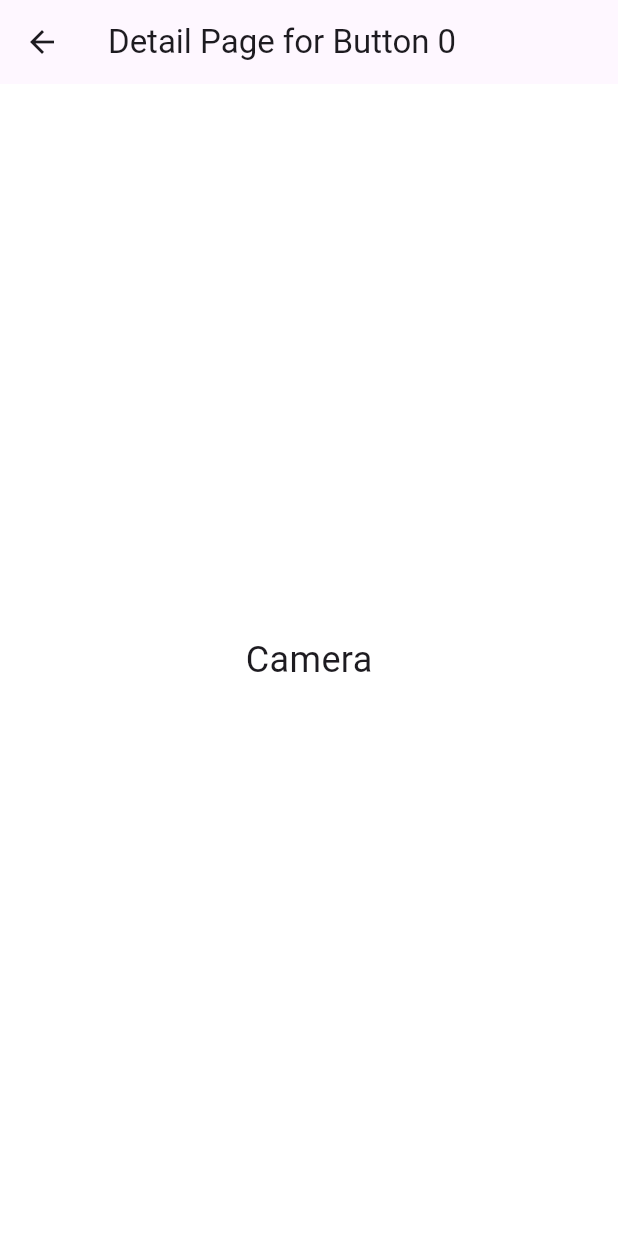
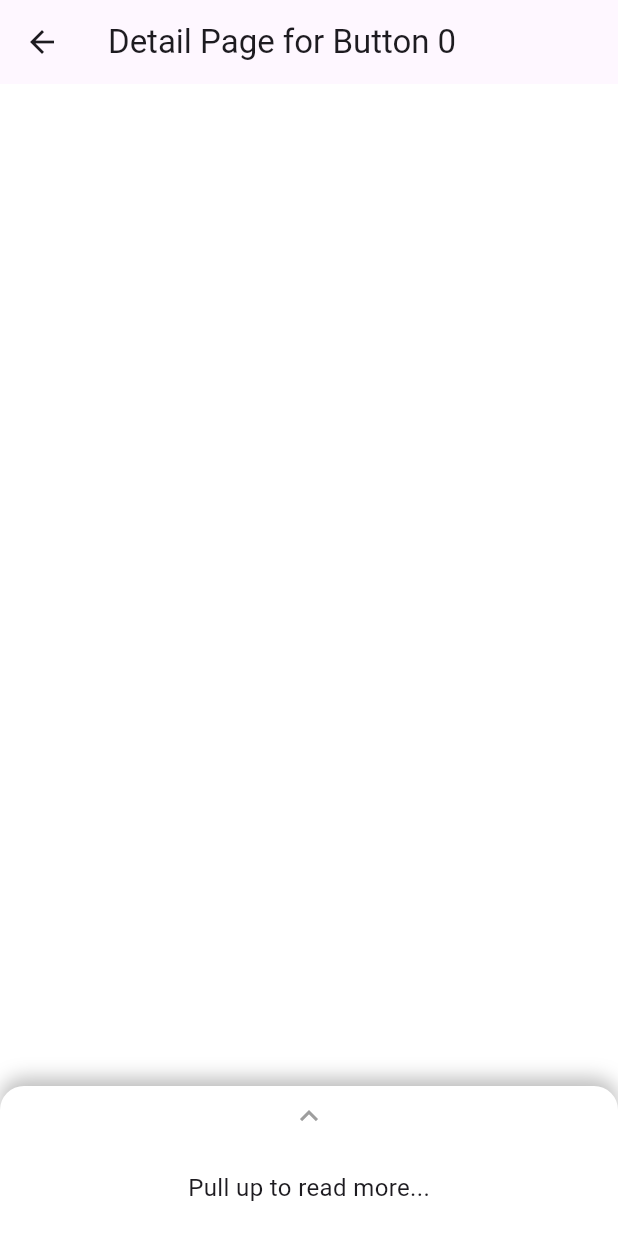
Before and after one commit to Thomas-More-Digital-Innovation/2324-ITF-001-AR-rondleiding, a Flutter app: the CameraPage screen opened directly, on a phone screen of 412 x 824 dp. Run offline on Flutter 3.47's test engine with Material 3 defaults, Android fonts, the phone set to English and light mode, and no system bars.

Commit message:
draggable text vak

```diff
--- a/code/lib/components/BottomNavigationHome.dart
+++ b/code/lib/components/BottomNavigationHome.dart
@@ -2,7 +2,7 @@ import 'package:flutter/material.dart';
 
 import '../screens/CameraPage.dart';
 
-class CustomCameraOverlay extends StatelessWidget {
+class Bottomnavigationhome extends StatelessWidget {
   @override
   Widget build(BuildContext context) {
     return Container(
--- /dev/null
+++ b/code/lib/components/BottomTextTool.dart
@@ -0,0 +1,118 @@
+import 'package:flutter/material.dart';
+
+class BottomTextTool extends StatefulWidget {
+  const BottomTextTool({super.key});
+
+  @override
+  _BottomTextToolState createState() => _BottomTextToolState();
+}
+
+class _BottomTextToolState extends State<BottomTextTool>
+    with SingleTickerProviderStateMixin {
+  double _height = 100.0; // Initial height
+  double _maxHeight = 400.0; // Maximum height when fully pulled up
+  bool _isExpanded = false;
+  late AnimationController _controller;
+  late Animation<double> _animation;
+
+  final String _fullText =
+      "This is the full content that will be displayed when the card is fully pulled up. "
+      "You can add as much text here as you want. If the text exceeds the max height, "
+      "it will be scrollable.";
+
+  @override
+  void initState() {
+    super.initState();
+    _controller = AnimationController(
+      vsync: this,
+      duration: const Duration(milliseconds: 300),
+    );
+    _animation = Tween<double>(begin: _height, end: _maxHeight).animate(_controller)
+      ..addListener(() {
+        setState(() {
+          _height = _animation.value;
+        });
+      });
+  }
+
+  void _toggleExpansion() {
+    if (_isExpanded) {
+      _controller.reverse();
+    } else {
+      _controller.forward();
+    }
+    setState(() {
+      _isExpanded = !_isExpanded;
+    });
+  }
+
+  @override
+  Widget build(BuildContext context) {
+    return Align(
+      alignment: Alignment.bottomCenter,
+      child: GestureDetector(
+        onVerticalDragUpdate: (details) {
+          setState(() {
+            _height -= details.delta.dy;
+            _height = _height.clamp(100.0, _maxHeight);
+          });
+        },
+        onVerticalDragEnd: (details) {
+          if (_height > _maxHeight / 2) {
+            _controller.forward();
+            setState(() => _isExpanded = true);
+          } else {
+            _controller.reverse();
+            setState(() => _isExpanded = false);
+          }
+        },
+        child: AnimatedContainer(
+          duration: const Duration(milliseconds: 300),
+          height: _height,
+          width: double.infinity,
+          decoration: const BoxDecoration(
+            color: Colors.white,
+            borderRadius: BorderRadius.vertical(top: Radius.circular(16.0)),
+            boxShadow: [
+              BoxShadow(
+                color: Colors.black26,
+                blurRadius: 10.0,
+                offset: Offset(0, -5),
+              ),
+            ],
+          ),
+          child: Column(
+            children: [
+              Container(
+                padding: const EdgeInsets.symmetric(vertical: 8.0),
+                width: 40,
+                height: 40,
+                child: const Icon(
+                  Icons.keyboard_arrow_up,
+                  color: Colors.grey,
+                ),
+              ),
+              Expanded(
+                child: SingleChildScrollView(
+                  child: Padding(
+                    padding: const EdgeInsets.all(16.0),
+                    child: Text(
+                      _isExpanded ? _fullText : "Pull up to read more...",
+                      style: const TextStyle(fontSize: 16.0),
+                    ),
+                  ),
+                ),
+              ),
+            ],
+          ),
+        ),
+      ),
+    );
+  }
+
+  @override
+  void dispose() {
+    _controller.dispose();
+    super.dispose();
+  }
+}
--- a/code/lib/screens/CameraPage.dart
+++ b/code/lib/screens/CameraPage.dart
@@ -1,4 +1,6 @@
 import 'package:flutter/material.dart';
+
+import '../components/BottomTextTool.dart';
 
 class CameraPage extends StatelessWidget {
   final int index;
@@ -22,11 +24,17 @@ class CameraPage extends StatelessWidget {
       appBar: AppBar(
         title: Text('Detail Page for Button $index'),
       ),
-      body: Center(
-        child: Text(
-          name,
-          style: const TextStyle(fontSize: 24),
-        ),
+      body: const Center(
+        child: Stack(
+          children: [
+            Positioned(
+              bottom: 0,
+              left: 0,
+              right: 0,
+              child: BottomTextTool(),
+            ),
+          ],
+        )
       ),
     );
   }
--- a/code/lib/screens/HomePage.dart
+++ b/code/lib/screens/HomePage.dart
@@ -14,7 +14,6 @@ class HomePage extends StatelessWidget {
           SizedBox(
             height: MediaQuery.of(context).size.height,
             child: InteractiveViewer(
-              boundaryMargin: const EdgeInsets.all(20),
               minScale: 0.1,
               maxScale: 2.0,
               constrained: false,
@@ -37,7 +36,7 @@ class HomePage extends StatelessWidget {
             bottom: 0,
             left: 0,
             right: 0,
-            child: CustomCameraOverlay(),
+            child: Bottomnavigationhome(),
           ),
         ],
       ),
```
